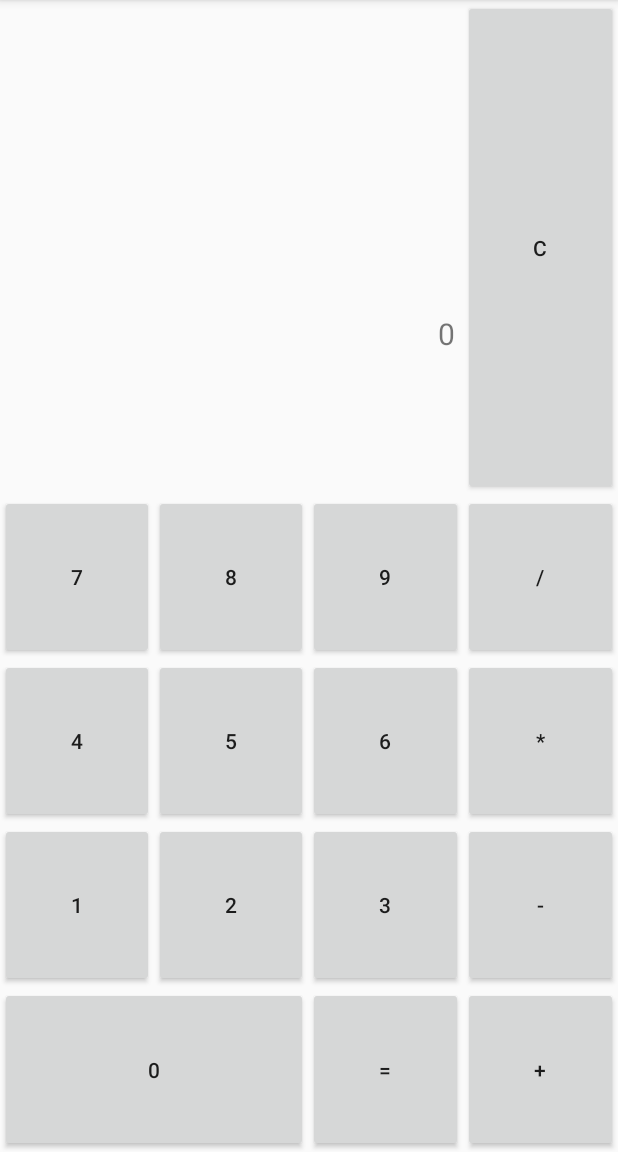
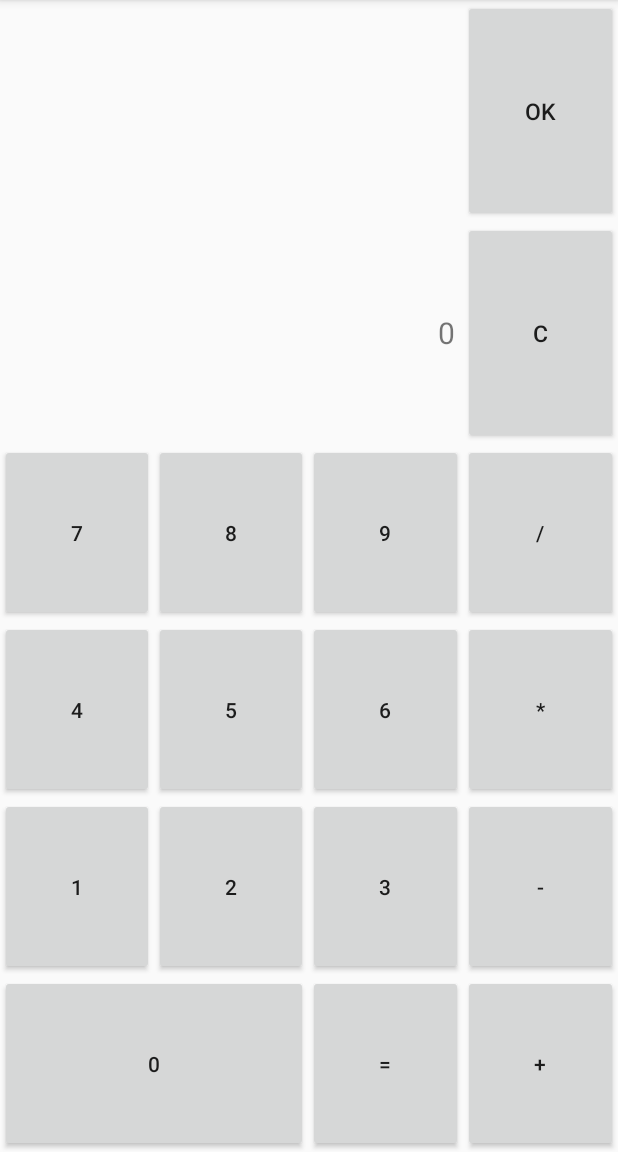
Before and after one commit to SofaUskova/CalculatorOnKotlin, an Android app: the screen it shows after launch (MainActivity), on a phone screen of 412 x 824 dp, the part 84-1236 px from its top. Run offline under Robolectric (Android 15) with nearby library versions, the phone set to English and light mode, and no system bars.

Commit message:
сделан переход по активностям

```diff
--- a/app/build.gradle
+++ b/app/build.gradle
@@ -35,4 +35,5 @@ dependencies {
     androidTestImplementation 'com.android.support.test:runner:1.0.2'
     androidTestImplementation 'com.android.support.test.espresso:espresso-core:3.0.2'
     implementation 'com.android.support:gridlayout-v7:28.0.0'
+    implementation 'com.android.support:recyclerview-v7:28.0.0'
 }
--- a/app/src/main/AndroidManifest.xml
+++ b/app/src/main/AndroidManifest.xml
@@ -11,13 +11,12 @@
             android:theme="@style/AppTheme">
         <activity android:name=".MainActivity"
                   android:configChanges="orientation|keyboardHidden|screenSize">
-
             <intent-filter>
                 <action android:name="android.intent.action.MAIN"/>
-
                 <category android:name="android.intent.category.LAUNCHER"/>
             </intent-filter>
         </activity>
+        <activity android:name=".BaseActivity"></activity>
     </application>
 
 </manifest>
--- a/app/src/main/java/com/example/calculatoronkotlin/MainActivity.kt
+++ b/app/src/main/java/com/example/calculatoronkotlin/MainActivity.kt
@@ -2,12 +2,13 @@ package com.example.calculatoronkotlin
 
 import android.support.v7.app.AppCompatActivity
 import android.os.Bundle
-import android.databinding.DataBindingUtil
 import android.view.View
-import com.example.calculatoronkotlin.databinding.MainActivityBinding
-import kotlinx.android.synthetic.main.main_activity.*
+import kotlinx.android.synthetic.main.activity_main.*
 
 import java.util.*
+import android.content.Intent
+import android.content.Intent.*
+
 
 class MainActivity : AppCompatActivity() {
     private val stackNumber = Stack<Int>()
@@ -16,10 +17,11 @@ class MainActivity : AppCompatActivity() {
 
     override fun onCreate(savedInstanceState: Bundle?) {
         super.onCreate(savedInstanceState)
-        setContentView(R.layout.main_activity)
+        setContentView(R.layout.activity_main)
 
-        //DataBindingUtil.setContentView<MainActivityBinding>(this, R.layout.main_activity)
+        //DataBindingUtil.setContentView<MainActivityBinding>(this, R.layout.activity_main)
 
+        ok.setOnClickListener(this::onClickOk)
         cancel.setOnClickListener(this::onClickOperand)
         divide.setOnClickListener(this::onClickOperand)
         multiply.setOnClickListener(this::onClickOperand)
@@ -37,6 +39,14 @@ class MainActivity : AppCompatActivity() {
         seven.setOnClickListener(this::onClickNumber)
         eight.setOnClickListener(this::onClickNumber)
         nine.setOnClickListener(this::onClickNumber)
+    }
+
+    private fun onClickOk(v: View) {
+        val intent = Intent(this, BaseActivity::class.java)
+            .addFlags(FLAG_ACTIVITY_CLEAR_TOP)
+
+        intent.putExtra("result", result.text.toString())
+        startActivity(intent)
     }
 
     private fun onClickNumber(v: View) {
--- a/app/src/main/res/layout-v21/main_activity.xml
+++ b/app/src/main/res/layout-v21/activity_main.xml
@@ -26,14 +26,22 @@
             grid:layout_rowWeight="1"/>
 
     <Button
-            android:id="@+id/cancel"
-            android:text="C"
-            grid:layout_rowSpan="2"
-            android:minHeight="50dp"
+            android:id="@+id/ok"
+            android:text="ok"
+            android:textSize="15sp"
             grid:layout_row="0"
             grid:layout_column="3"
             grid:layout_columnWeight="1"
-            grid:layout_rowWeight="2"/>
+            grid:layout_rowWeight="1"/>
+
+    <Button
+            android:id="@+id/cancel"
+            android:text="C"
+            android:textSize="15sp"
+            grid:layout_row="1"
+            grid:layout_column="3"
+            grid:layout_columnWeight="1"
+            grid:layout_rowWeight="1"/>
 
     <TextView
             android:id="@+id/expression"
@@ -47,7 +55,7 @@
             grid:layout_column="0"
             grid:layout_columnSpan="3"
             grid:layout_columnWeight="1"
-            grid:layout_rowWeight="2"/>
+            grid:layout_rowWeight="1"/>
 
     <!-- Row 2 -->
     <Button
```
Also changed, not shown: app/src/main/java/com/example/calculatoronkotlin/BaseActivity.kt (added, +34 -0 lines), app/src/main/res/layout/activity_list_of_values.xml (added, +65 -0 lines).
